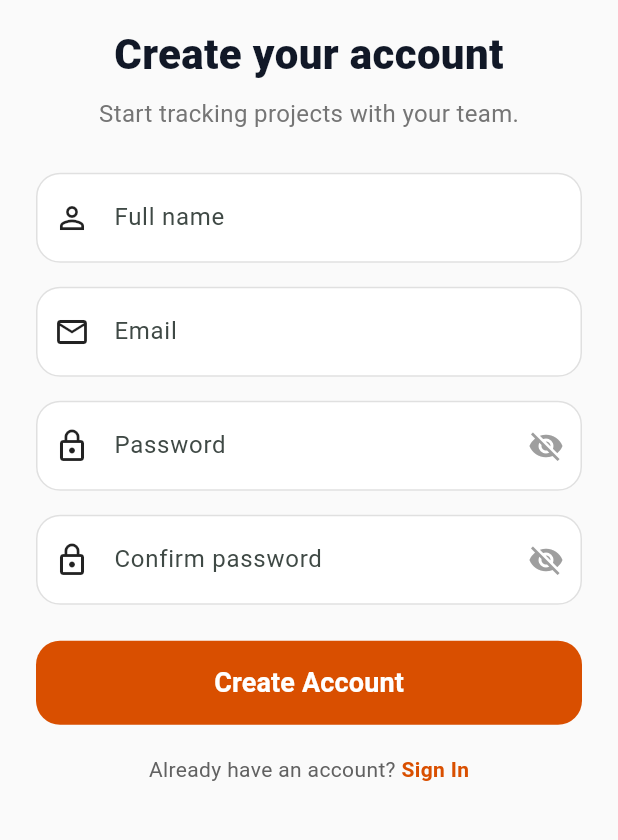
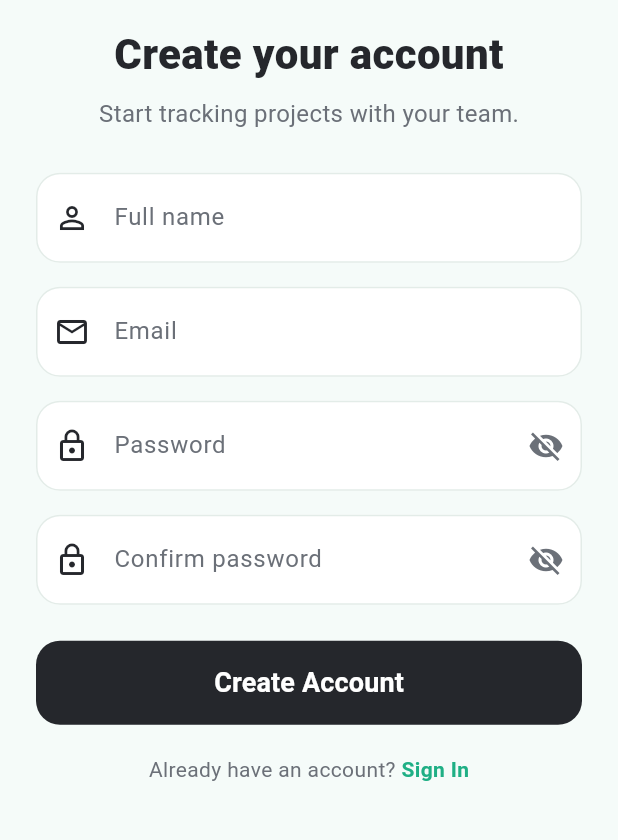
Before and after one commit to helen751/Formative1_Group34_MobileAppDevelopment, a Flutter app: the SignUpPage screen opened directly, on a phone screen of 412 x 824 dp, the part 293-1133 px from its top. Run offline on Flutter 3.47's test engine with Material 3 defaults, Android fonts, the phone set to English and light mode, and no system bars; our stand-ins replace sqflite; accounts and stored records are empty.

Commit message:
linked login and signup and corrected colors

```diff
--- a/lib/screens/create_task_page.dart
+++ b/lib/screens/create_task_page.dart
@@ -1,5 +1,4 @@
 import 'package:flutter/material.dart';
-
 import '../data/mock_data.dart';
 import '../database/database_helper.dart';
 import '../models/project_task.dart';
--- a/lib/screens/signup_page.dart
+++ b/lib/screens/signup_page.dart
@@ -1,5 +1,5 @@
 import 'package:flutter/material.dart';
-import '../app_colors.dart';
+import 'package:formative1/theme/devtrack_theme.dart';
 
 class SignUpPage extends StatefulWidget {
   const SignUpPage({super.key});
@@ -29,6 +29,7 @@ class _SignUpPageState extends State<SignUpPage> {
   void _submit() {
     if (_formKey.currentState!.validate()) {
       FocusScope.of(context).unfocus();
+      Navigator.pop(context);
     }
   }
 
@@ -42,15 +43,17 @@ class _SignUpPageState extends State<SignUpPage> {
   InputDecoration _fieldStyle(String hint, IconData icon, {Widget? suffix}) {
     return InputDecoration(
       hintText: hint,
-      prefixIcon: Icon(icon, color: Colors.black87),
+      hintStyle: const TextStyle(color: DevTrackColors.muted),
+      prefixIcon: Icon(icon, color: DevTrackColors.ink),
       suffixIcon: suffix,
       filled: true,
-      fillColor: Colors.white,
+      fillColor: DevTrackColors.surface,
       contentPadding: const EdgeInsets.symmetric(vertical: 18),
-      enabledBorder: _border(Colors.grey.shade300),
-      focusedBorder: _border(kDarkOrange, 2),
-      errorBorder: _border(Colors.red),
-      focusedErrorBorder: _border(Colors.red, 2),
+      enabledBorder: _border(DevTrackColors.border),
+      focusedBorder: _border(DevTrackColors.ink, 2),
+      errorBorder: _border(DevTrackColors.overdue),
+      focusedErrorBorder: _border(DevTrackColors.overdue, 2),
+      errorStyle: const TextStyle(color: DevTrackColors.overdue),
     );
   }
 
@@ -58,7 +61,7 @@ class _SignUpPageState extends State<SignUpPage> {
     return IconButton(
       icon: Icon(
         hidden ? Icons.visibility_off : Icons.visibility,
-        color: Colors.grey,
+        color: DevTrackColors.muted,
       ),
       onPressed: onPressed,
     );
@@ -107,7 +110,7 @@ class _SignUpPageState extends State<SignUpPage> {
   @override
   Widget build(BuildContext context) {
     return Scaffold(
-      backgroundColor: const Color(0xFFFAFAFA),
+      backgroundColor: DevTrackColors.background,
       body: SafeArea(
         child: Center(
           child: SingleChildScrollView(
@@ -125,19 +128,20 @@ class _SignUpPageState extends State<SignUpPage> {
                       fontSize: 28,
                       fontWeight: FontWeight.w800,
                       height: 1.2,
-                      color: Color(0xFF111827),
+                      color: DevTrackColors.ink,
                     ),
                   ),
                   const SizedBox(height: 10),
-                  Text(
+                  const Text(
                     'Start tracking projects with your team.',
-                    style: TextStyle(fontSize: 16, color: Colors.grey.shade600),
+                    style: TextStyle(fontSize: 16, color: DevTrackColors.muted),
                   ),
                   const SizedBox(height: 28),
                   TextFormField(
                     controller: _nameCtrl,
                     textCapitalization: TextCapitalization.words,
                     textInputAction: TextInputAction.next,
+                    cursorColor: DevTrackColors.ink,
                     decoration: _fieldStyle('Full name', Icons.person_outline),
                     validator: _checkName,
                   ),
@@ -146,6 +150,7 @@ class _SignUpPageState extends State<SignUpPage> {
                     controller: _emailCtrl,
                     keyboardType: TextInputType.emailAddress,
                     textInputAction: TextInputAction.next,
+                    cursorColor: DevTrackColors.ink,
                     decoration: _fieldStyle('Email', Icons.mail_outline),
                     validator: _checkEmail,
                   ),
@@ -154,6 +159,7 @@ class _SignUpPageState extends State<SignUpPage> {
                     controller: _passCtrl,
                     obscureText: _hidePassword,
                     textInputAction: TextInputAction.next,
+                    cursorColor: DevTrackColors.ink,
                     decoration: _fieldStyle(
                       'Password',
                       Icons.lock_outline,
@@ -169,6 +175,7 @@ class _SignUpPageState extends State<SignUpPage> {
                     controller: _confirmCtrl,
                     obscureText: _hideConfirm,
                     textInputAction: TextInputAction.done,
+                    cursorColor: DevTrackColors.ink,
                     onFieldSubmitted: (_) => _submit(),
                     decoration: _fieldStyle(
                       'Confirm password',
@@ -187,8 +194,8 @@ class _SignUpPageState extends State<SignUpPage> {
                     child: ElevatedButton(
                       onPressed: _submit,
                       style: ElevatedButton.styleFrom(
-                        backgroundColor: kDarkOrange,
-                        foregroundColor: Colors.white,
+                        backgroundColor: DevTrackColors.ink,
+                        foregroundColor: DevTrackColors.surface,
                         elevation: 0,
                         shape: RoundedRectangleBorder(
                           borderRadius: BorderRadius.circular(16),
@@ -207,16 +214,16 @@ class _SignUpPageState extends State<SignUpPage> {
                   Row(
                     mainAxisAlignment: MainAxisAlignment.center,
                     children: [
-                      Text(
+                      const Text(
                         'Already have an account? ',
-                        style: TextStyle(color: Colors.grey.shade700),
+                        style: TextStyle(color: DevTrackColors.muted),
                       ),
                       GestureDetector(
                         onTap: () => Navigator.pop(context),
                         child: const Text(
                           'Sign In',
                           style: TextStyle(
-                            color: kDarkOrange,
+                            color: DevTrackColors.onTrack,
                             fontWeight: FontWeight.bold,
                           ),
                         ),
```
Also changed, not shown: lib/screens/login_page.dart (+32 -17 lines).
